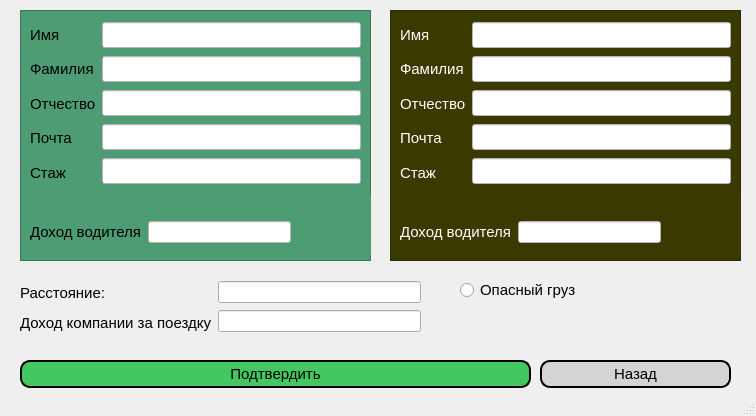
Qt form QtUI/UI_CostCalculation.ui (ItsCetrion/Kursach) before a commit.
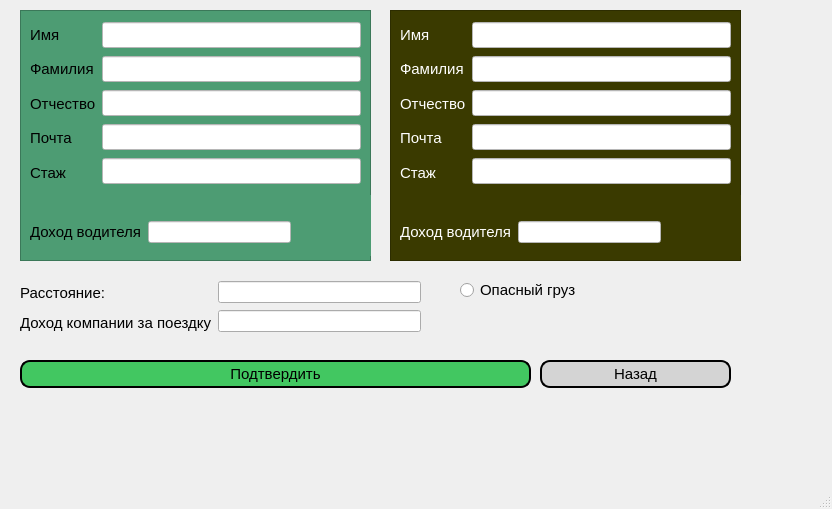
The same form after that commit. Icons and pictures are not drawn.

What changed in the file:
```diff
--- a/QtUI/UI_CostCalculation.ui
+++ b/QtUI/UI_CostCalculation.ui
@@ -6,8 +6,8 @@
    <rect>
     <x>0</x>
     <y>0</y>
-    <width>756</width>
-    <height>416</height>
+    <width>832</width>
+    <height>509</height>
    </rect>
   </property>
   <property name="windowTitle">
@@ -48,7 +48,7 @@
       <pixmap>../TransportCompany/Resources/Logo.png</pixmap>
      </property>
     </widget>
-    <widget class="QWidget" name="">
+    <widget class="QWidget" name="layoutWidget">
      <property name="geometry">
       <rect>
        <x>10</x>
@@ -605,7 +605,7 @@
      <string>Назад</string>
     </property>
    </widget>
-   <widget class="QWidget" name="">
+   <widget class="QWidget" name="layoutWidget">
     <property name="geometry">
      <rect>
       <x>20</x>
```
Left out of the diff: 4 changed lines with no effect on the pictures.
